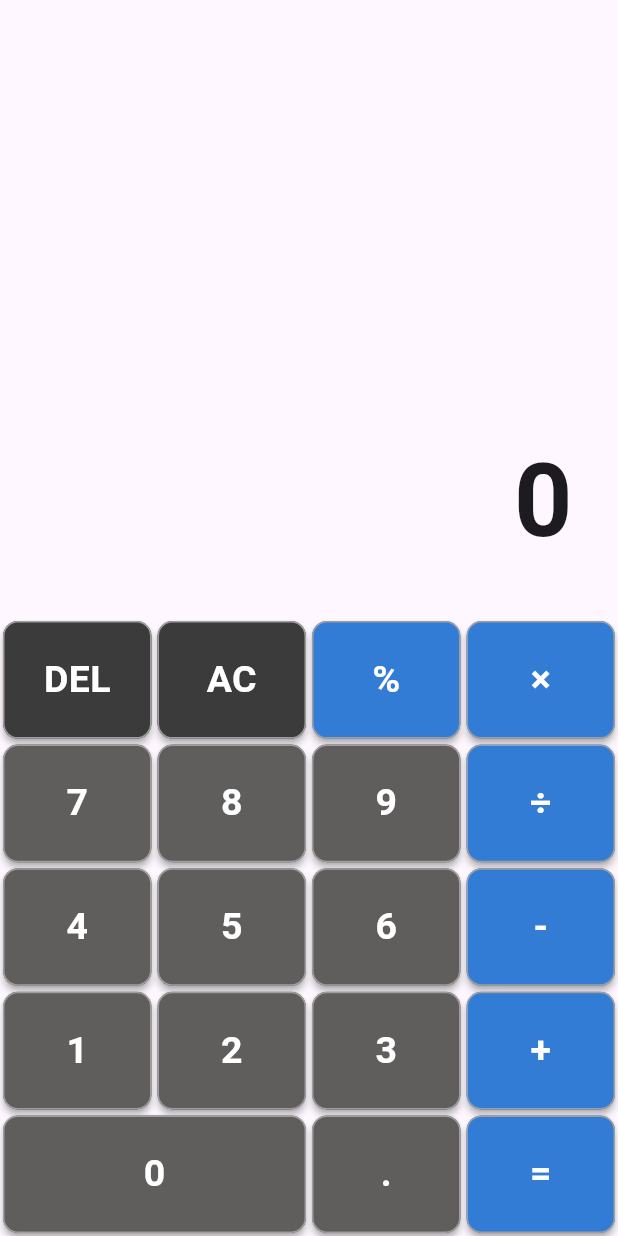
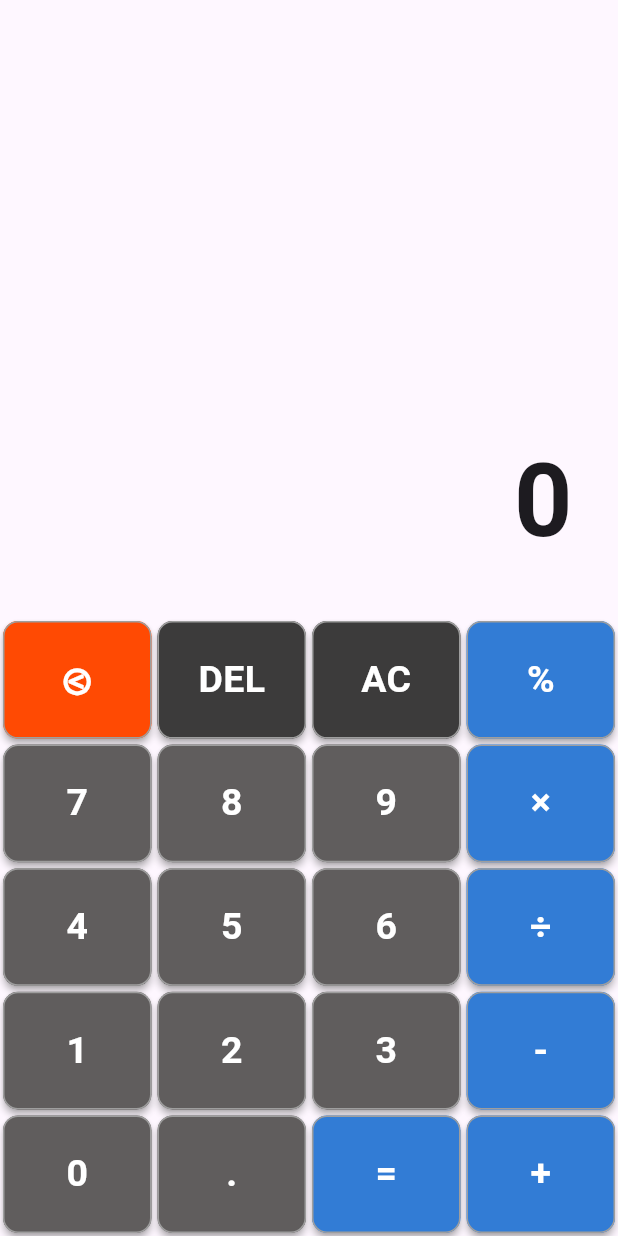
Before and after one commit to Carlang77/calculator_mobileapp_proj, a Flutter app: the screen it shows after launch, on a phone screen of 412 x 824 dp. Run offline on Flutter 3.47's test engine with Material 3 defaults, Android fonts, the phone set to English and light mode, and no system bars.

Commit message:
Rearranged numbers. Added back button (no functionality yet)

```diff
--- a/lib/button_value.dart
+++ b/lib/button_value.dart
@@ -6,39 +6,40 @@ class Btn {
   static const String divide = "÷";
   static const String add = "+";
   static const String subtract = "-";
+  static const String more = "⧀";
   static const String calculate = "=";
   static const String dot = ".";
-
   static const String n0 = "0";
+  static const String n7 = "7";
+  static const String n8 = "8";
+  static const String n9 = "9";
+  static const String n4 = "4";
+  static const String n5 = "5";
+  static const String n6 = "6";
   static const String n1 = "1";
   static const String n2 = "2";
   static const String n3 = "3";
-  static const String n4 = "4";
-  static const String n5 = "5";
-  static const String n6 = "6";
-  static const String n7 = "7";
-  static const String n8 = "8";
-  static const String n9 = "9";
 
   static const List<String> buttonValues = [
+    more,
     del,
     clr,
     per,
-    multiply,
     n7,
     n8,
     n9,
-    divide,
+    multiply,
     n4,
     n5,
     n6,
-    subtract,
+    divide,
     n1,
     n2,
     n3,
-    add,
+    subtract,
     n0,
     dot,
     calculate,
+    add,
   ];
 }
--- a/lib/calculator_screen.dart
+++ b/lib/calculator_screen.dart
@@ -1,4 +1,5 @@
 import 'package:flutter/material.dart';
+import 'converter_screen.dart';
 
 import 'button_value.dart';
 
@@ -43,17 +44,18 @@ class _CalculatorScreenState extends State<CalculatorScreen> {
 
             // Buttons section
             Wrap(
-              children: Btn.buttonValues
-                  .map(
-                    (value) => SizedBox(
+              children: [
+                for (var value in Btn.buttonValues)
+                  SizedBox(
                     width: value == Btn.n0
-                          ? screenSize.width / 2
+                        ? screenSize.width /
+                            4 // Set to one-fourth of the screen width for "0"
                         : (screenSize.width / 4),
                     height: screenSize.width / 5,
                     child: buildButton(value),
                   ),
-                  )
-                  .toList(),
+                // Move the "More" button to the end
+              ],
             ),
           ],
         ),
@@ -212,13 +214,16 @@ class _CalculatorScreenState extends State<CalculatorScreen> {
   Color getBtnColor(btnValue) {
     return [Btn.del, Btn.clr].contains(btnValue)
         ? Color.fromARGB(255, 60, 59, 59)
+        : btnValue == Btn.more
+            ? Color.fromARGB(
+                255, 255, 74, 3) // Set the color for the "More" button to green
             : [
                 Btn.subtract,
                 Btn.divide,
                 Btn.per,
                 Btn.multiply,
                 Btn.add,
-            Btn.calculate
+                Btn.calculate,
               ].contains(btnValue)
                 ? Color.fromARGB(255, 50, 124, 213)
                 : const Color.fromARGB(255, 96, 93, 93);
```
Also changed, not shown: lib/converter_screen.dart (added, +46 -0 lines). Lines whose indentation alone changed are shown as unchanged.
